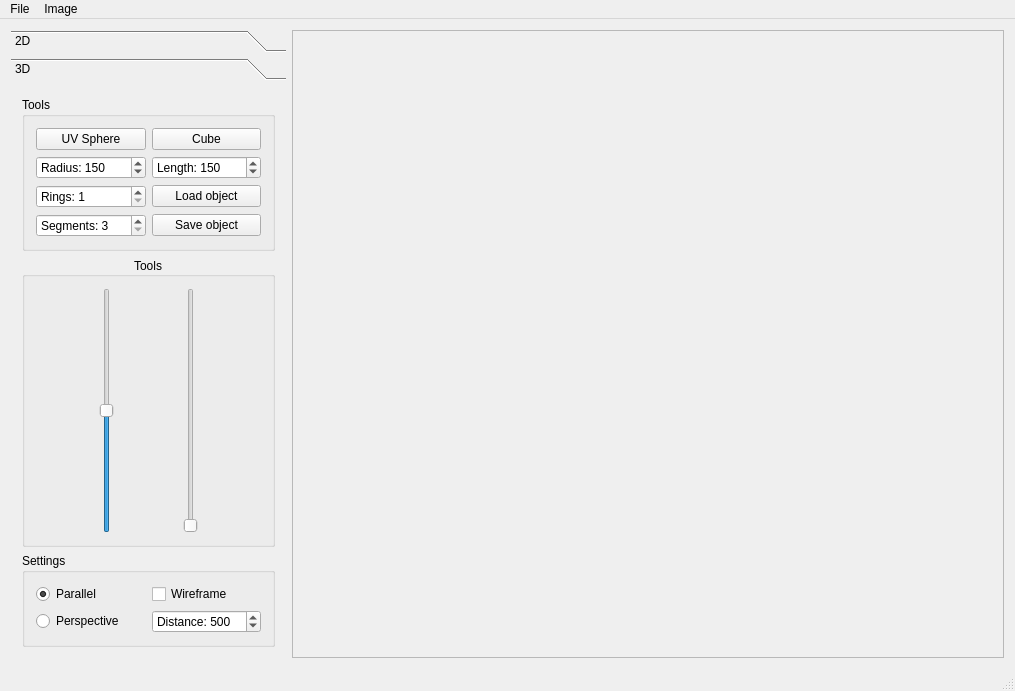
First picture: the form in src/ImageViewer.ui, repository IDemandASandwich/ImageViewer, before the edit.
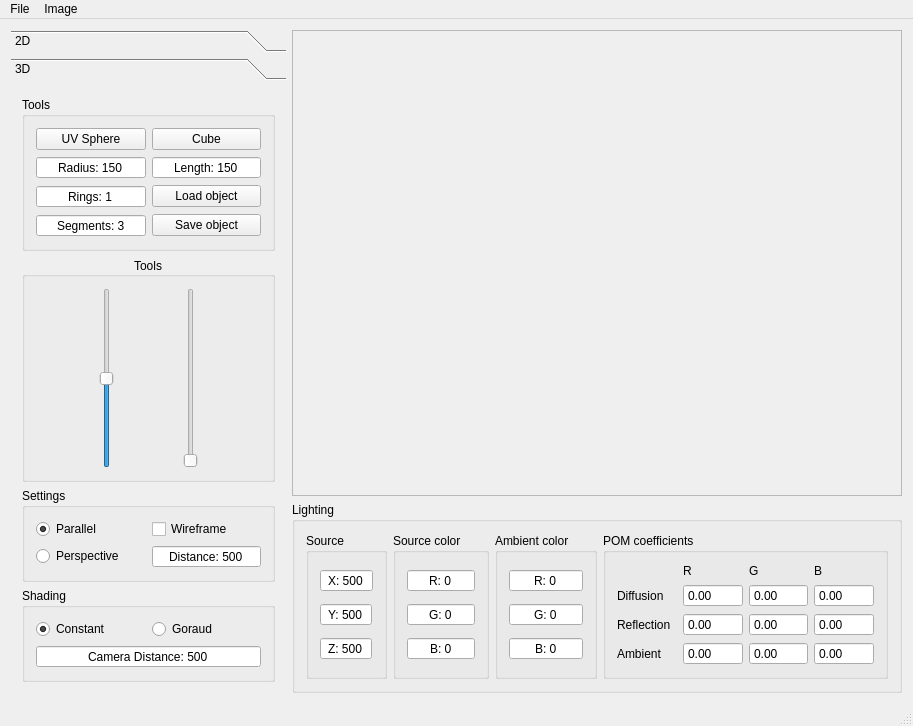
Second picture: the form after the edit.

Commit message: Started work on shading

Diff of the .ui file:
```diff
--- a/src/ImageViewer.ui
+++ b/src/ImageViewer.ui
@@ -6,16 +6,465 @@
    <rect>
     <x>0</x>
     <y>0</y>
-    <width>1015</width>
-    <height>691</height>
+    <width>913</width>
+    <height>726</height>
    </rect>
   </property>
   <property name="windowTitle">
    <string>ImageViewer</string>
   </property>
   <widget class="QWidget" name="centralWidget">
-   <layout class="QHBoxLayout" name="horizontalLayout">
-    <item>
+   <layout class="QGridLayout" name="gridLayout_6">
+    <item row="2" column="1">
+     <widget class="QGroupBox" name="groupBox_4">
+      <property name="title">
+       <string>Lighting</string>
+      </property>
+      <layout class="QHBoxLayout" name="horizontalLayout_3">
+       <item>
+        <widget class="QGroupBox" name="groupBox_8">
+         <property name="sizePolicy">
+          <sizepolicy hsizetype="Fixed" vsizetype="Preferred">
+           <horstretch>0</horstretch>
+           <verstretch>0</verstretch>
+          </sizepolicy>
+         </property>
+         <property name="title">
+          <string>Source</string>
+         </property>
+         <layout class="QVBoxLayout" name="verticalLayout_6">
+          <item>
+           <widget class="QSpinBox" name="spinBoxSourceX">
+            <property name="sizePolicy">
+             <sizepolicy hsizetype="Fixed" vsizetype="Fixed">
+              <horstretch>0</horstretch>
+              <verstretch>0</verstretch>
+             </sizepolicy>
+            </property>
+            <property name="alignment">
+             <set>Qt::AlignCenter</set>
+            </property>
+            <property name="buttonSymbols">
+             <enum>QAbstractSpinBox::NoButtons</enum>
+            </property>
+            <property name="prefix">
+             <string>X: </string>
+            </property>
+            <property name="maximum">
+             <number>1000</number>
+            </property>
+            <property name="value">
+             <number>500</number>
+            </property>
+           </widget>
+          </item>
+          <item>
+           <widget class="QSpinBox" name="spinBoxSourceY">
+            <property name="sizePolicy">
+             <sizepolicy hsizetype="Fixed" vsizetype="Fixed">
+              <horstretch>0</horstretch>
+              <verstretch>0</verstretch>
+             </sizepolicy>
+            </property>
+            <property name="alignment">
+             <set>Qt::AlignCenter</set>
+            </property>
+            <property name="buttonSymbols">
+             <enum>QAbstractSpinBox::NoButtons</enum>
+            </property>
+            <property name="prefix">
+             <string>Y: </string>
+            </property>
+            <property name="maximum">
+             <number>1000</number>
+            </property>
+            <property name="value">
+             <number>500</number>
+            </property>
+           </widget>
+          </item>
+          <item>
+           <widget class="QSpinBox" name="spinBoxSourceZ">
+            <property name="sizePolicy">
+             <sizepolicy hsizetype="Fixed" vsizetype="Fixed">
+              <horstretch>0</horstretch>
+              <verstretch>0</verstretch>
+             </sizepolicy>
+            </property>
+            <property name="alignment">
+             <set>Qt::AlignCenter</set>
+            </property>
+            <property name="buttonSymbols">
+             <enum>QAbstractSpinBox::NoButtons</enum>
+            </property>
+            <property name="prefix">
+             <string>Z: </string>
+            </property>
+            <property name="maximum">
+             <number>1000</number>
+            </property>
+            <property name="value">
+             <number>500</number>
+            </property>
+           </widget>
+          </item>
+         </layout>
+        </widget>
+       </item>
+       <item>
+        <widget class="QGroupBox" name="groupBox_3">
+         <property name="sizePolicy">
+          <sizepolicy hsizetype="Fixed" vsizetype="Preferred">
+           <horstretch>0</horstretch>
+           <verstretch>0</verstretch>
+          </sizepolicy>
+         </property>
+         <property name="title">
+          <string>Source color</string>
+         </property>
+         <layout class="QVBoxLayout" name="verticalLayout_7">
+          <item>
+           <widget class="QSpinBox" name="spinBoxSourceR">
+            <property name="sizePolicy">
+             <sizepolicy hsizetype="Preferred" vsizetype="Fixed">
+              <horstretch>0</horstretch>
+              <verstretch>0</verstretch>
+             </sizepolicy>
+            </property>
+            <property name="alignment">
+             <set>Qt::AlignCenter</set>
+            </property>
+            <property name="buttonSymbols">
+             <enum>QAbstractSpinBox::NoButtons</enum>
+            </property>
+            <property name="prefix">
+             <string>R: </string>
+            </property>
+            <property name="maximum">
+             <number>255</number>
+            </property>
+           </widget>
+          </item>
+          <item>
+           <widget class="QSpinBox" name="spinBoxSourceG">
+            <property name="sizePolicy">
+             <sizepolicy hsizetype="Preferred" vsizetype="Fixed">
+              <horstretch>0</horstretch>
+              <verstretch>0</verstretch>
+             </sizepolicy>
+            </property>
+            <property name="alignment">
+             <set>Qt::AlignCenter</set>
+            </property>
+            <property name="buttonSymbols">
+             <enum>QAbstractSpinBox::NoButtons</enum>
+            </property>
+            <property name="prefix">
+             <string>G: </string>
+            </property>
+            <property name="maximum">
+             <number>255</number>
+            </property>
+           </widget>
+          </item>
+          <item>
+           <widget class="QSpinBox" name="spinBoxSourceB">
+            <property name="sizePolicy">
+             <sizepolicy hsizetype="Preferred" vsizetype="Fixed">
+              <horstretch>0</horstretch>
+              <verstretch>0</verstretch>
+             </sizepolicy>
+            </property>
+            <property name="alignment">
+             <set>Qt::AlignCenter</set>
+            </property>
+            <property name="buttonSymbols">
+             <enum>QAbstractSpinBox::NoButtons</enum>
+            </property>
+            <property name="prefix">
+             <string>B: </string>
+            </property>
+            <property name="maximum">
+             <number>255</number>
+            </property>
+           </widget>
+          </item>
+         </layout>
+        </widget>
+       </item>
+       <item>
+        <widget class="QGroupBox" name="groupBox_5">
+         <property name="sizePolicy">
+          <sizepolicy hsizetype="Fixed" vsizetype="Preferred">
+           <horstretch>0</horstretch>
+           <verstretch>0</verstretch>
+          </sizepolicy>
+         </property>
+         <property name="title">
+          <string>Ambient color</string>
+         </property>
+         <layout class="QVBoxLayout" name="verticalLayout_8">
+          <item>
+           <widget class="QSpinBox" name="spinBoxAmbientR">
+            <property name="sizePolicy">
+             <sizepolicy hsizetype="Preferred" vsizetype="Fixed">
+              <horstretch>0</horstretch>
+              <verstretch>0</verstretch>
+             </sizepolicy>
+            </property>
+            <property name="alignment">
+             <set>Qt::AlignCenter</set>
+            </property>
+            <property name="buttonSymbols">
+             <enum>QAbstractSpinBox::NoButtons</enum>
+            </property>
+            <property name="prefix">
+             <string>R: </string>
+            </property>
+            <property name="maximum">
+             <number>255</number>
+            </property>
+           </widget>
+          </item>
+          <item>
+           <widget class="QSpinBox" name="spinBoxAmbientG">
+            <property name="sizePolicy">
+             <sizepolicy hsizetype="Preferred" vsizetype="Fixed">
+              <horstretch>0</horstretch>
+              <verstretch>0</verstretch>
+             </sizepolicy>
+            </property>
+            <property name="alignment">
+             <set>Qt::AlignCenter</set>
+            </property>
+            <property name="buttonSymbols">
+             <enum>QAbstractSpinBox::NoButtons</enum>
+            </property>
+            <property name="prefix">
+             <string>G: </string>
+            </property>
+            <property name="maximum">
+             <number>255</number>
+            </property>
+           </widget>
+          </item>
+          <item>
+           <widget class="QSpinBox" name="spinBoxAmbientB">
+            <property name="sizePolicy">
+             <sizepolicy hsizetype="Preferred" vsizetype="Fixed">
+              <horstretch>0</horstretch>
+              <verstretch>0</verstretch>
+             </sizepolicy>
+            </property>
+            <property name="alignment">
+             <set>Qt::AlignCenter</set>
+            </property>
+            <property name="buttonSymbols">
+             <enum>QAbstractSpinBox::NoButtons</enum>
+            </property>
+            <property name="prefix">
+             <string>B: </string>
+            </property>
+            <property name="maximum">
+             <number>255</number>
+            </property>
+           </widget>
+          </item>
+         </layout>
+        </widget>
+       </item>
+       <item>
+        <widget class="QGroupBox" name="groupBox_7">
+         <property name="title">
+          <string>POM coefficients</string>
+         </property>
+         <layout class="QGridLayout" name="gridLayout_11">
+          <item row="2" column="0">
+           <widget class="QLabel" name="label_3">
+            <property name="text">
+             <string>Diffusion</string>
+            </property>
+           </widget>
+          </item>
+          <item row="1" column="1">
+           <widget class="QLabel" name="label_8">
+            <property name="text">
+             <string>R</string>
+            </property>
+           </widget>
+          </item>
+          <item row="3" column="0">
+           <widget class="QLabel" name="label_5">
+            <property name="text">
+             <string>Reflection</string>
+            </property>
+           </widget>
+          </item>
+          <item row="4" column="0">
+           <widget class="QLabel" name="label_6">
+            <property name="text">
+             <string>Ambient</string>
+            </property>
+           </widget>
+          </item>
+          <item row="1" column="2">
+           <widget class="QLabel" name="label_7">
+            <property name="text">
+             <string>G</string>
+            </property>
+           </widget>
+          </item>
+          <item row="1" column="3">
+           <widget class="QLabel" name="label_9">
+            <property name="text">
+             <string>B</string>
+            </property>
+           </widget>
+          </item>
+          <item row="2" column="1">
+           <widget class="QDoubleSpinBox" name="doubleSpinBoxDiffusionCoeffR">
+            <property name="buttonSymbols">
+             <enum>QAbstractSpinBox::NoButtons</enum>
+            </property>
+            <property name="maximum">
+             <double>1.000000000000000</double>
+            </property>
+            <property name="singleStep">
+             <double>0.050000000000000</double>
+            </property>
+           </widget>
+          </item>
+          <item row="2" column="2">
+           <widget class="QDoubleSpinBox" name="doubleSpinBoxDiffusionCoeffG">
+            <property name="buttonSymbols">
+             <enum>QAbstractSpinBox::NoButtons</enum>
+            </property>
+            <property name="maximum">
+             <double>1.000000000000000</double>
+            </property>
+            <property name="singleStep">
+             <double>0.050000000000000</double>
+            </property>
+           </widget>
+          </item>
+          <item row="2" column="3">
+           <widget class="QDoubleSpinBox" name="doubleSpinBoxDiffusionCoeffB">
+            <property name="buttonSymbols">
+             <enum>QAbstractSpinBox::NoButtons</enum>
+            </property>
+            <property name="maximum">
+             <double>1.000000000000000</double>
+            </property>
+            <property name="singleStep">
+             <double>0.050000000000000</double>
+            </property>
+           </widget>
+          </item>
+          <item row="3" column="1">
+           <widget class="QDoubleSpinBox" name="doubleSpinBoxReflectionCoeffR">
+            <property name="buttonSymbols">
+             <enum>QAbstractSpinBox::NoButtons</enum>
+            </property>
+            <property name="maximum">
+             <double>1.000000000000000</double>
+            </property>
+            <property name="singleStep">
+             <double>0.050000000000000</double>
+            </property>
+           </widget>
+          </item>
+          <item row="3" column="2">
+           <widget class="QDoubleSpinBox" name="doubleSpinBoxReflectionCoeffG">
+            <property name="buttonSymbols">
+             <enum>QAbstractSpinBox::NoButtons</enum>
+            </property>
+            <property name="maximum">
+             <double>1.000000000000000</double>
+            </property>
+            <property name="singleStep">
+             <double>0.050000000000000</double>
+            </property>
+           </widget>
+          </item>
+          <item row="3" column="3">
+           <widget class="QDoubleSpinBox" name="doubleSpinBoxReflectionCoeffB">
+            <property name="buttonSymbols">
+             <enum>QAbstractSpinBox::NoButtons</enum>
+            </property>
+            <property name="maximum">
+             <double>1.000000000000000</double>
+            </property>
+            <property name="singleStep">
+             <double>0.050000000000000</double>
+            </property>
+           </widget>
+          </item>
+          <item row="4" column="1">
+           <widget class="QDoubleSpinBox" name="doubleSpinBoxAmbientCoeffR">
+            <property name="buttonSymbols">
+             <enum>QAbstractSpinBox::NoButtons</enum>
+            </property>
+            <property name="maximum">
+             <double>1.000000000000000</double>
+            </property>
+            <property name="singleStep">
+             <double>0.050000000000000</double>
+            </property>
+           </widget>
+          </item>
+          <item row="4" column="2">
+           <widget class="QDoubleSpinBox" name="doubleSpinBoxAmbientCoeffG">
+            <property name="buttonSymbols">
+             <enum>QAbstractSpinBox::NoButtons</enum>
+            </property>
+            <property name="maximum">
+             <double>1.000000000000000</double>
+            </property>
+            <property name="singleStep">
+             <double>0.050000000000000</double>
+            </property>
+           </widget>
+          </item>
+          <item row="4" column="3">
+           <widget class="QDoubleSpinBox" name="doubleSpinBoxAmbientCoeffB">
+            <property name="buttonSymbols">
+             <enum>QAbstractSpinBox::NoButtons</enum>
+            </property>
+            <property name="maximum">
+             <double>1.000000000000000</double>
+            </property>
+            <property name="singleStep">
+             <double>0.050000000000000</double>
+            </property>
+           </widget>
+          </item>
+         </layout>
+        </widget>
+       </item>
+      </layout>
+     </widget>
+    </item>
+    <item row="1" column="1">
+     <widget class="QScrollArea" name="scrollArea">
+      <property name="widgetResizable">
+       <bool>true</bool>
+      </property>
+      <property name="alignment">
+       <set>Qt::AlignCenter</set>
+      </property>
+      <widget class="QWidget" name="scrollAreaWidgetContents">
+       <property name="geometry">
+        <rect>
+         <x>0</x>
+         <y>0</y>
+         <width>612</width>
+         <height>465</height>
+        </rect>
+       </property>
+      </widget>
+     </widget>
+    </item>
+    <item row="1" column="0" rowspan="2">
      <widget class="QToolBox" name="toolBox">
       <property name="enabled">
        <bool>true</bool>
@@ -41,7 +490,7 @@
          <x>0</x>
          <y>0</y>
          <width>275</width>
-         <height>570</height>
+         <height>605</height>
         </rect>
        </property>
        <attribute name="label">
@@ -468,13 +917,60 @@
          <x>0</x>
          <y>0</y>
          <width>275</width>
-         <height>570</height>
+         <height>605</height>
         </rect>
        </property>
        <attribute name="label">
         <string>3D</string>
        </attribute>
        <layout class="QGridLayout" name="gridLayout_8">
+        <item row="2" column="0">
+         <widget class="QGroupBox" name="groupBoxTools3D">
+          <property name="layoutDirection">
+           <enum>Qt::LeftToRight</enum>
+          </property>
+          <property name="title">
+           <string>Tools</string>
+          </property>
+          <property name="alignment">
+           <set>Qt::AlignCenter</set>
+          </property>
+          <layout class="QHBoxLayout" name="horizontalLayout_2">
+           <item>
+            <widget class="QSlider" name="verticalSliderZenith">
+             <property name="layoutDirection">
+              <enum>Qt::LeftToRight</enum>
+             </property>
+             <property name="minimum">
+              <number>-90</number>
+             </property>
+             <property name="maximum">
+              <number>90</number>
+             </property>
+             <property name="sliderPosition">
+              <number>0</number>
+             </property>
+             <property name="orientation">
+              <enum>Qt::Vertical</enum>
+             </property>
+             <property name="tickInterval">
+              <number>1</number>
+             </property>
+            </widget>
+           </item>
+           <item>
+            <widget class="QSlider" name="horizontalSliderAzimuth">
+             <property name="maximum">
+              <number>360</number>
+             </property>
+             <property name="orientation">
+              <enum>Qt::Vertical</enum>
+             </property>
+            </widget>
+           </item>
+          </layout>
+         </widget>
+        </item>
         <item row="0" column="0">
          <layout class="QVBoxLayout" name="verticalLayout_5">
           <item>
@@ -490,6 +986,12 @@
               <layout class="QGridLayout" name="gridLayout_7">
                <item row="1" column="2">
                 <widget class="QSpinBox" name="spinBoxRadius">
+                 <property name="alignment">
+                  <set>Qt::AlignCenter</set>
+                 </property>
+                 <property name="buttonSymbols">
+                  <enum>QAbstractSpinBox::NoButtons</enum>
+                 </property>
                  <property name="prefix">
                   <string>Radius: </string>
                  </property>
@@ -513,6 +1015,12 @@
                </item>
                <item row="3" column="2">
                 <widget class="QSpinBox" name="spinBoxSegments">
+                 <property name="alignment">
+                  <set>Qt::AlignCenter</set>
+                 </property>
+                 <property name="buttonSymbols">
+                  <enum>QAbstractSpinBox::NoButtons</enum>
+                 </property>
                  <property name="prefix">
                   <string>Segments: </string>
                  </property>
@@ -530,6 +1038,12 @@
                </item>
                <item row="2" column="2">
                 <widget class="QSpinBox" name="spinBoxRings">
+                 <property name="alignment">
+                  <set>Qt::AlignCenter</set>
+                 </property>
+                 <property name="buttonSymbols">
+                  <enum>QAbstractSpinBox::NoButtons</enum>
+                 </property>
                  <property name="prefix">
                   <string>Rings: </string>
                  </property>
@@ -554,6 +1068,12 @@
                </item>
                <item row="1" column="4">
                 <widget class="QSpinBox" name="spinBoxCubeSideLength">
+                 <property name="alignment">
+                  <set>Qt::AlignCenter</set>
+                 </property>
+                 <property name="buttonSymbols">
+                  <enum>QAbstractSpinBox::NoButtons</enum>
+                 </property>
                  <property name="suffix">
                   <string/>
                  </property>
@@ -578,66 +1098,16 @@
           </item>
          </layout>
         </item>
-        <item row="2" column="0">
-         <widget class="QGroupBox" name="groupBoxTools3D">
-          <property name="layoutDirection">
-           <enum>Qt::LeftToRight</enum>
-          </property>
-          <property name="title">
-           <string>Tools</string>
-          </property>
-          <property name="alignment">
-           <set>Qt::AlignCenter</set>
-          </property>
-          <layout class="QHBoxLayout" name="horizontalLayout_2">
-           <item>
-            <widget class="QSlider" name="verticalSliderZenith">
-             <property name="layoutDirection">
-              <enum>Qt::LeftToRight</enum>
-             </property>
-             <property name="minimum">
-              <number>-90</number>
-             </property>
-             <property name="maximum">
-              <number>90</number>
-             </property>
-             <property name="sliderPosition">
-              <number>0</number>
-             </property>
-             <property name="orientation">
-              <enum>Qt::Vertical</enum>
-             </property>
-             <property name="tickInterval">
-              <number>1</number>
-             </property>
-            </widget>
-           </item>
-           <item>
-            <widget class="QSlider" name="horizontalSliderAzimuth">
-             <property name="maximum">
-              <number>360</number>
-             </property>
-             <property name="orientation">
-              <enum>Qt::Vertical</enum>
-             </property>
-            </widget>
-           </item>
-          </layout>
-         </widget>
-        </item>
         <item row="3" column="0">
          <widget class="QGroupBox" name="groupBox_2">
           <property name="title">
            <string>Settings</string>
           </property>
           <layout class="QGridLayout" name="gridLayout_10">
-           <item row="1" column="0">
-            <widget class="QRadioButton" name="radioButtonParallel">
+           <item row="1" column="1">
+            <widget class="QCheckBox" name="checkBoxWireframe">
              <property name="text">
-              <string>Parallel</string>
-             </property>
-             <property name="checked">
-              <bool>true</bool>
+              <string>Wireframe</string>
              </property>
             </widget>
            </item>
@@ -648,8 +1118,24 @@
              </property>
             </widget>
            </item>
+           <item row="1" column="0">
+            <widget class="QRadioButton" name="radioButtonParallel">
+             <property name="text">
+              <string>Parallel</string>
+             </property>
+             <property name="checked">
+              <bool>true</bool>
+             </property>
+            </widget>
+           </item>
            <item row="2" column="1">
             <widget class="QSpinBox" name="spinBoxDistance">
+             <property name="alignment">
+              <set>Qt::AlignCenter</set>
+             </property>
+             <property name="buttonSymbols">
+              <enum>QAbstractSpinBox::NoButtons</enum>
+             </property>
              <property name="prefix">
               <string>Distance: </string>
              </property>
@@ -670,10 +1156,54 @@
              </property>
             </widget>
            </item>
-           <item row="1" column="1">
-            <widget class="QCheckBox" name="checkBoxWireframe">
+          </layout>
+         </widget>
+        </item>
+        <item row="4" column="0">
+         <widget class="QGroupBox" name="groupBox_9">
+          <property name="title">
+           <string>Shading</string>
+          </property>
+          <layout class="QGridLayout" name="gridLayout_9">
+           <item row="0" column="1">
+            <widget class="QRadioButton" name="radioButtonGoraud">
              <property name="text">
-              <string>Wireframe</string>
+              <string>Goraud</string>
+             </property>
+            </widget>
+           </item>
+           <item row="0" column="0">
+            <widget class="QRadioButton" name="radioButtonConstant">
+             <property name="text">
+              <string>Constant</string>
+             </property>
+             <property name="checked">
+              <bool>true</bool>
+             </property>
+            </widget>
+           </item>
+           <item row="1" column="0" colspan="2">
+            <widget class="QSpinBox" name="spinBoxCameraDistance">
+             <property name="alignment">
+              <set>Qt::AlignCenter</set>
+             </property>
+             <property name="buttonSymbols">
+              <enum>QAbstractSpinBox::NoButtons</enum>
+             </property>
+             <property name="prefix">
+              <string>Camera Distance: </string>
+             </property>
+             <property name="minimum">
+              <number>1</number>
+             </property>
+             <property name="maximum">
+              <number>5000</number>
+             </property>
+             <property name="stepType">
+              <enum>QAbstractSpinBox::AdaptiveDecimalStepType</enum>
+             </property>
+             <property name="value">
+              <number>500</number>
              </property>
             </widget>
            </item>
@@ -684,26 +1214,6 @@
       </widget>
      </widget>
     </item>
-    <item>
-     <widget class="QScrollArea" name="scrollArea">
-      <property name="widgetResizable">
-       <bool>true</bool>
-      </property>
-      <property name="alignment">
-       <set>Qt::AlignCenter</set>
-      </property>
-      <widget class="QWidget" name="scrollAreaWidgetContents">
-       <property name="geometry">
-        <rect>
-         <x>0</x>
-         <y>0</y>
-         <width>714</width>
-         <height>628</height>
-        </rect>
-       </property>
-      </widget>
-     </widget>
-    </item>
    </layout>
   </widget>
   <widget class="QMenuBar" name="menuBar">
@@ -711,8 +1221,8 @@
     <rect>
      <x>0</x>
      <y>0</y>
-     <width>1015</width>
-     <height>22</height>
+     <width>913</width>
+     <height>21</height>
     </rect>
    </property>
    <widget class="QMenu" name="menuFile">
```
The commit also changes 5 other files.
